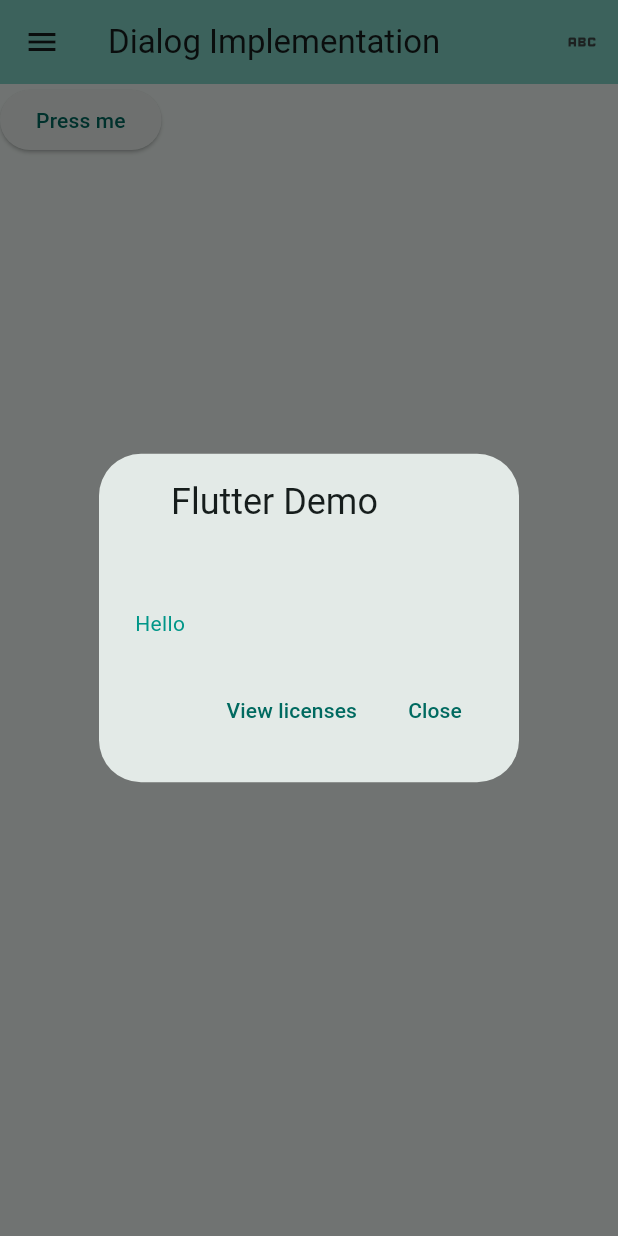
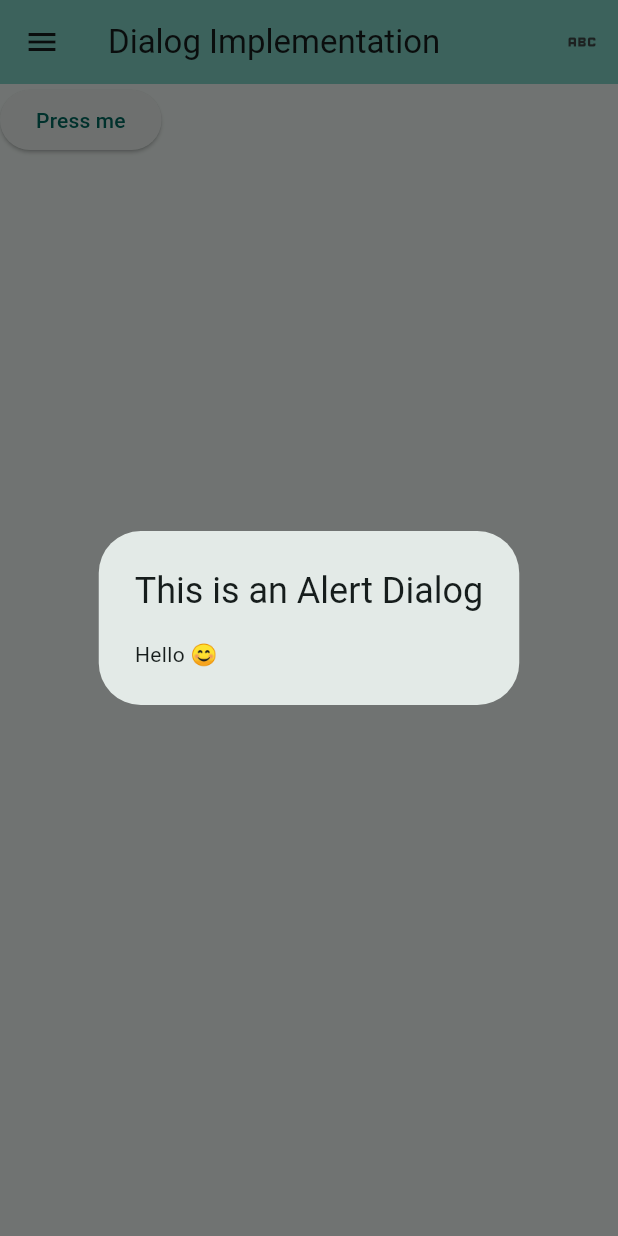
Before and after one commit to Cavinee/mobile-a, a Flutter app: the screen it shows after launch, after a tap on "Press me", on a phone screen of 412 x 824 dp. Run offline on Flutter 3.47's test engine with Material 3 defaults, Android fonts, the phone set to English and light mode, and no system bars.

Commit message:
Pertemuan 4

```diff
--- a/lib/main.dart
+++ b/lib/main.dart
@@ -15,6 +15,16 @@
         colorScheme: ColorScheme.fromSeed(seedColor: Colors.teal),
         useMaterial3: true,
       ),
+      /*
+      Kalau misalnya kalian mau cek Widget lain yang udah dibuat, kalian bisa ganti nih MyDialog() nya jadi widget yang udah ada dibawah
+      MyHomePage() itu default ketika kita create new project
+      MyRow() itu implementasi widget Row
+      MyColumn() itu implementasi widget Column
+      MyCenter() itu implementasi widget Center
+      MyStack() itu implementasi widget Stack
+      MyListView() itu implementasi widget ListView
+      MyDialog() itu implementasi widget Alert Dialog
+      */
       home: const MyDialog(),
       debugShowCheckedModeBanner: false,
     );
@@ -308,12 +318,13 @@
         leading: const Icon(Icons.menu)
       ),
       body: ElevatedButton(
-        onPressed: () {
-          return showAboutDialog(
+        onPressed: () async {
+          return showDialog(
             context: context,
-            children: [
-              const Text("Hello", style: TextStyle(color: Colors.teal),)
-            ]
+            builder: (context) => const AlertDialog(
+              title: Text("This is an Alert Dialog"),
+              content: Text("Hello 😊")
+            )
           );
         },
         child: const Text("Press me")
```
